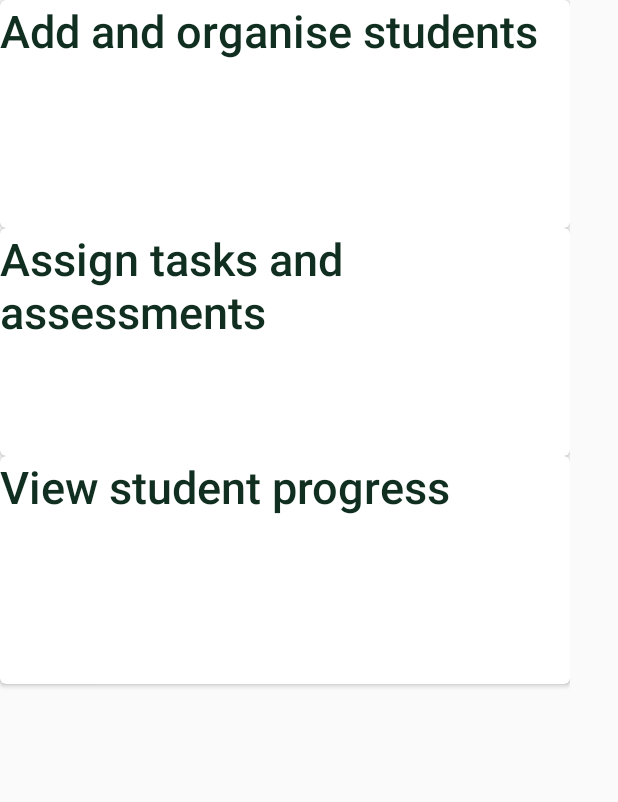
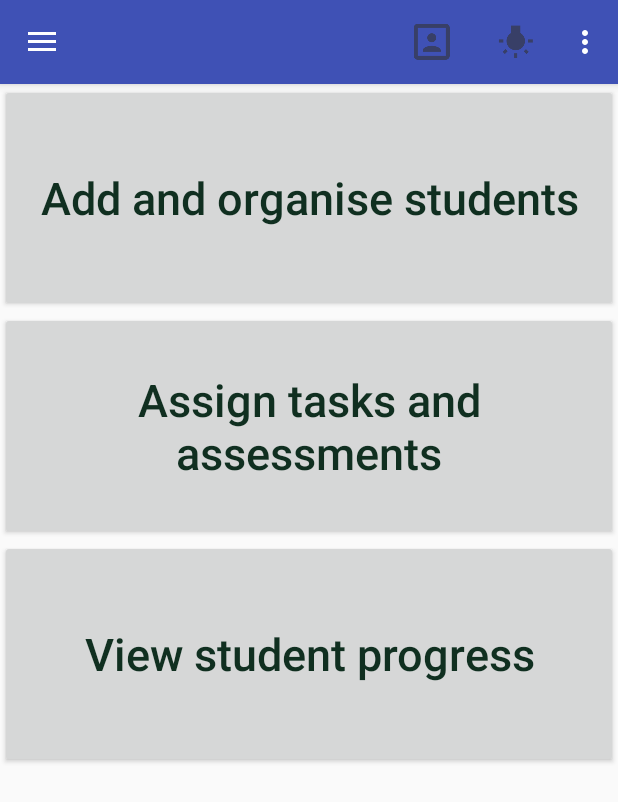
Before and after one commit to kurtisa/FirstApp, an Android app: the teacher_main_menu screen opened directly, with no data from a screen before it, on a phone screen of 412 x 824 dp. Shown: the top 802 px of the screen. Run offline under Robolectric (Android 15) with nearby library versions, the light colour scheme and no system bars; our stand-ins replace Firebase (no records; nobody signed in at launch, a user with empty details on screens opened directly).

Commit message:
Fixed teacher login. New page 'addStudents' page initial work done, not fully functioning yet.

```diff
--- a/app/build.gradle
+++ b/app/build.gradle
@@ -25,12 +25,11 @@ dependencies {
     })
     compile project(':jsoup-1.10.2')
 
-    compile 'com.android.support:cardview-v7:25.3.1'
+    compile 'com.android.support:cardview-v7:26.0.0-alpha1'
     compile 'com.android.support.constraint:constraint-layout:1.0.2'
     compile 'com.android.support:appcompat-v7:26.0.0-alpha1'
     compile 'com.android.support:design:26.0.0-alpha1'
     compile 'junit:junit:4.12'
-    compile 'com.android.support:cardview-v7:26.0.0-alpha1'
     compile 'com.google.firebase:firebase-storage:10.0.1'
     compile 'com.google.firebase:firebase-auth:10.0.1'
     compile 'com.google.firebase:firebase-database:10.0.1'
--- a/app/src/main/java/com/example/kurtis/firstapp/teacher_main_menu.java
+++ b/app/src/main/java/com/example/kurtis/firstapp/teacher_main_menu.java
@@ -13,6 +13,8 @@ import android.support.v7.widget.Toolbar;
 import android.view.Menu;
 import android.view.MenuInflater;
 import android.view.MenuItem;
+import android.view.View;
+import android.widget.Button;
 import android.widget.TextView;
 
 import com.google.firebase.auth.FirebaseAuth;
@@ -31,39 +33,68 @@ public class teacher_main_menu extends AppCompatActivity
     String username_string;
     private Intent intent;
     private Menu menu;
+    private Button buttonAdd;
+    private Button buttonTasks;
+    private Button buttonReview;
 
     @Override
     protected void onCreate(Bundle savedInstanceState) {
 
         super.onCreate(savedInstanceState);
-        setContentView(R.layout.teacher_main_menu_content);
+        setContentView(R.layout.activity_teacher_main_menu);
         Toolbar actionBar = (Toolbar) findViewById(R.id.teacher_toolbar);
         setSupportActionBar(actionBar);
-        //getSupportActionBar().setDisplayShowTitleEnabled(false);
+        getSupportActionBar().setDisplayShowTitleEnabled(false);
 
         userName = (TextView) findViewById(R.id.userName);
-
         task = (TextView) findViewById(R.id.taskToDo);
+        buttonAdd = (Button) findViewById(R.id.addStudentsCard);
+        buttonTasks = (Button) findViewById(R.id.setTasksCard);
+        buttonReview = (Button) findViewById(R.id.reviewProgressCard);
+        final Intent login_intent = new Intent(this, LoginActivity.class);
+        final Intent teacherAddIntent = new Intent(this, teacherAddStudentsActivity.class);
 
 
-      /*  FloatingActionButton fab = (FloatingActionButton) findViewById(R.id.fab);
-        fab.setOnClickListener(new View.OnClickListener() {
-            @Override
-            public void onClick(View view) {
-                Snackbar.make(view, "Replace with your own action", Snackbar.LENGTH_LONG)
-                        .setAction("Action", null).show();
+        buttonAdd.setOnClickListener(new View.OnClickListener() {
+            public void onClick(View v2) {
+                //add intent here
+                // startActivity(login_intent);
+                startActivity(teacherAddIntent);
+                finish();
             }
-        });*/
+
+        });
+
+        buttonTasks.setOnClickListener(new View.OnClickListener() {
+            public void onClick(View v2) {
+                //add intent here
+                // startActivity(login_intent);
+
+                FirebaseAuth.getInstance().signOut();
+                startActivity(login_intent);
+                finish();
+            }
+
+        });
+
+        buttonReview.setOnClickListener(new View.OnClickListener() {
+            public void onClick(View v2) {
+                //add intent here
+                // startActivity(login_intent);
+                finish();
+            }
+
+        });
+
 
         DrawerLayout drawer = (DrawerLayout) findViewById(R.id.teacher_drawer_layout);
         ActionBarDrawerToggle toggle = new ActionBarDrawerToggle(
                 this, drawer, actionBar, R.string.navigation_drawer_open, R.string.navigation_drawer_close);
-//        drawer.setDrawerListener(toggle);
-//        toggle.syncState();
+        drawer.setDrawerListener(toggle);
+        toggle.syncState();
 
         NavigationView navigationView = (NavigationView) findViewById(R.id.teacher_nav_view);
-        //       navigationView.setNavigationItemSelectedListener(this);
-
+        navigationView.setNavigationItemSelectedListener(this);
 
     }
 
@@ -95,12 +126,12 @@ public class teacher_main_menu extends AppCompatActivity
 
     @Override
     public void onBackPressed() {
-        DrawerLayout drawer = (DrawerLayout) findViewById(R.id.drawer_layout);
-    /*    if (drawer.isDrawerOpen(GravityCompat.START)) {
+        DrawerLayout drawer = (DrawerLayout) findViewById(R.id.teacher_drawer_layout);
+        if (drawer.isDrawerOpen(GravityCompat.START)) {
             drawer.closeDrawer(GravityCompat.START);
         } else {
             super.onBackPressed();
-        }*/
+        }
     }
 
 
@@ -144,21 +175,21 @@ public class teacher_main_menu extends AppCompatActivity
         int id = item.getItemId();
 
         if (id == R.id.lvl1) {
-            intent = new Intent(this, MainActivity.class);
-            intent.putExtra("LEVEL", "1");
-            startActivity(intent);
+            //intent = new Intent(this, MainActivity.class);
+            //   intent.putExtra("LEVEL", "1");
+            //  startActivity(intent);
         } else if (id == R.id.lvl2) {
-            intent = new Intent(this, MainActivity.class);
-            intent.putExtra("LEVEL", "2");
-            startActivity(intent);
+            //   intent = new Intent(this, MainActivity.class);
+            //  intent.putExtra("LEVEL", "2");
+            //   startActivity(intent);
         } else if (id == R.id.lvl3) {
-            intent = new Intent(this, MainActivity.class);
-            intent.putExtra("LEVEL", "3");
-            startActivity(intent);
+            //   intent = new Intent(this, MainActivity.class);
+            //  intent.putExtra("LEVEL", "3");
+            //  startActivity(intent);
         } else if (id == R.id.lvl4) {
-            intent = new Intent(this, MainActivity.class);
-            intent.putExtra("LEVEL", "4");
-            startActivity(intent);
+            //  intent = new Intent(this, MainActivity.class);
+            //  intent.putExtra("LEVEL", "4");
+            // startActivity(intent);
         }
 
         DrawerLayout drawer = (DrawerLayout) findViewById(R.id.drawer_layout);
--- a/app/src/main/res/layout/teacher_main_menu_content.xml
+++ b/app/src/main/res/layout/teacher_main_menu_content.xml
@@ -4,58 +4,40 @@
 <LinearLayout xmlns:android="http://schemas.android.com/apk/res/android"
     xmlns:card_view="http://schemas.android.com/apk/res-auto"
     xmlns:tools="http://schemas.android.com/tools"
-    android:layout_width="380dp"
-    android:layout_height="503dp"
+    android:layout_width="match_parent"
+    android:layout_height="match_parent"
     android:orientation="vertical"
+    android:paddingTop="?android:attr/actionBarSize"
     tools:context="com.example.kurtis.firstapp.teacher_main_menu"
     tools:layout_editor_absoluteX="8dp"
     tools:layout_editor_absoluteY="0dp">
 
-    <!-- A CardView that contains a TextView -->
-    <android.support.v7.widget.CardView
+    <android.support.v7.widget.AppCompatButton
         android:id="@+id/addStudentsCard"
         android:layout_width="match_parent"
         android:layout_height="152dp"
-        card_view:cardCornerRadius="4dp">
+        android:text="@string/addStudents"
+        android:textAppearance="@style/CardView.teacher"></android.support.v7.widget.AppCompatButton>
 
-        <TextView
-            android:id="@+id/addStudentsText"
-            android:layout_width="match_parent"
-            android:layout_height="match_parent"
-            android:text="@string/addStudents"
-            android:textAppearance="@style/CardView.teacher" />
-
-    </android.support.v7.widget.CardView>
-
-    <android.support.v7.widget.CardView
+    <android.support.v7.widget.AppCompatButton
         android:id="@+id/setTasksCard"
         android:layout_width="match_parent"
         android:layout_height="152dp"
-        card_view:cardCornerRadius="4dp">
+        android:text="@string/organiseStudents"
+        android:textAppearance="@style/CardView.teacher">
 
-        <TextView
-            android:id="@+id/setTasksText"
-            android:layout_width="match_parent"
-            android:layout_height="match_parent"
-            android:text="@string/organiseStudents"
-            android:textAppearance="@style/CardView.teacher" />
+    </android.support.v7.widget.AppCompatButton>
 
-    </android.support.v7.widget.CardView>
-
-    <android.support.v7.widget.CardView
+    <android.support.v7.widget.AppCompatButton
         android:id="@+id/reviewProgressCard"
         android:layout_width="match_parent"
         android:layout_height="152dp"
-        card_view:cardCornerRadius="4dp">
+        android:text="@string/reviewProgress"
+        android:textAppearance="@style/CardView.teacher"
+        card_view:cardCornerRadius="4dp"
+        card_view:cardElevation="16dp">
 
-        <TextView
-            android:id="@+id/reviewProgressText"
-            android:layout_width="match_parent"
-            android:layout_height="match_parent"
-            android:text="@string/reviewProgress"
-            android:textAppearance="@style/CardView.teacher" />
-
-    </android.support.v7.widget.CardView>
+    </android.support.v7.widget.AppCompatButton>
 
 
 </LinearLayout>
--- /dev/null
+++ b/app/src/main/res/values/ids.xml
@@ -0,0 +1,5 @@
+<?xml version="1.0" encoding="utf-8"?>
+<resources>
+    <item name="visible" type="id" />
+    <item name="masked" type="id" />
+</resources>
--- a/app/src/main/res/values/strings.xml
+++ b/app/src/main/res/values/strings.xml
@@ -17,6 +17,7 @@
     <string name="action_sign_in">Sign in or register</string>
     <string name="action_sign_in_short">Sign in</string>
     <string name="action_sign_up">Sign up!</string>
+    <string name="action_register_button">Not Registered?</string>
     <string name="error_invalid_username">Usernames should be between 6-24 characters</string>
     <string name="error_invalid_nickname">Nickname should be less than 24 characters</string>
 
```
Also changed, not shown: app/src/main/AndroidManifest.xml (+4 -7 lines), app/src/main/java/com/example/kurtis/firstapp/LoginActivity.java (+101 -27 lines), app/src/main/java/com/example/kurtis/firstapp/SignUpActivity.java (+22 -17 lines), app/src/main/java/com/example/kurtis/firstapp/Teacher_sign_up.java (+38 -12 lines), app/src/main/java/com/example/kurtis/firstapp/teacherAddStudentsActivity.java (added, +136 -0 lines), app/src/main/res/layout/activity_login.xml (+18 -21 lines), app/src/main/res/layout/activity_teacher_add_students.xml (added, +27 -0 lines), app/src/main/res/layout/add_students_listview.xml (added, +9 -0 lines).
